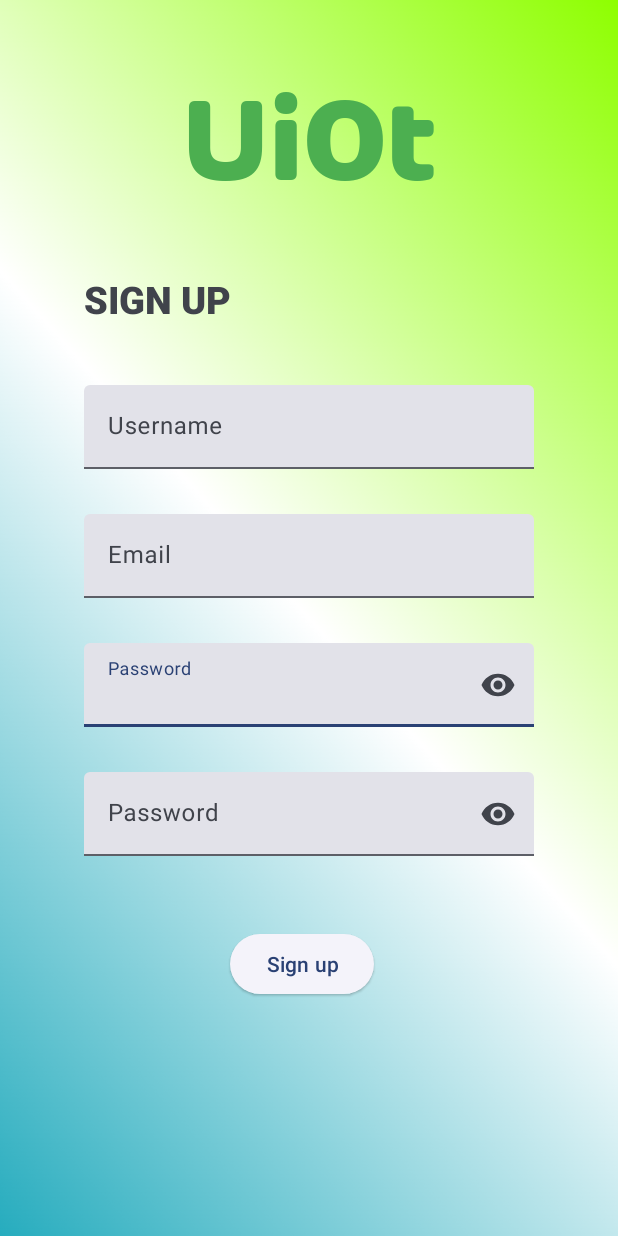
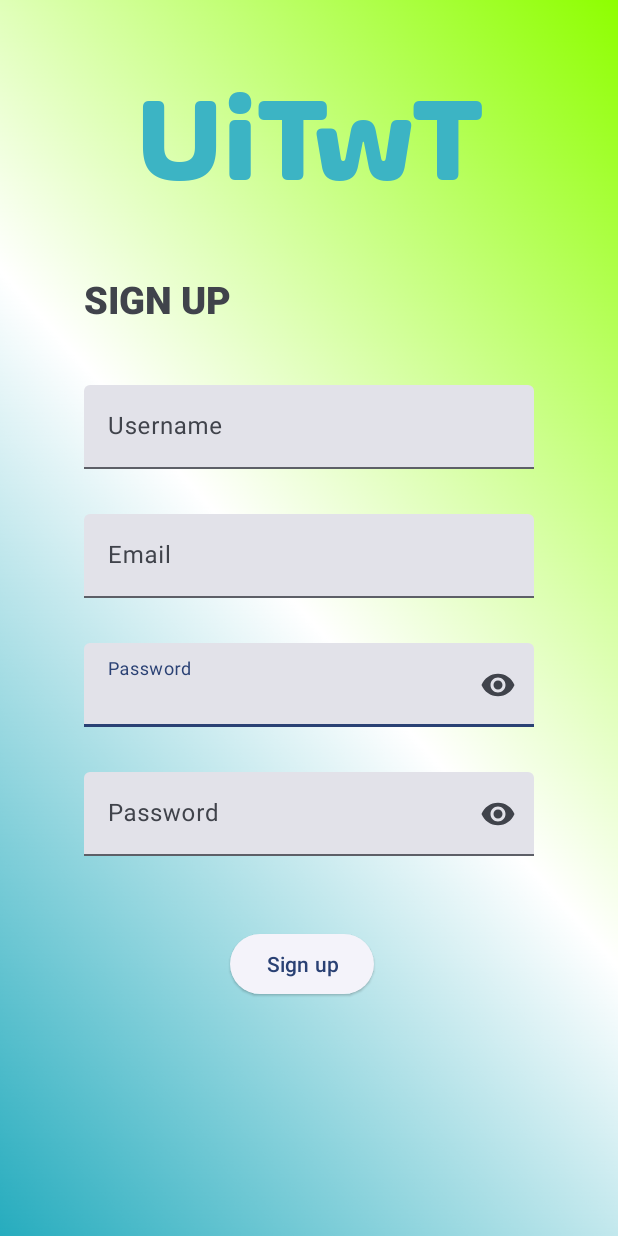
Before and after one commit to Sunsilkk/UngDung2, an Android app: the RegisActivity screen opened directly, with no data from a screen before it, on a phone screen of 412 x 824 dp. Run offline under Robolectric (Android 15) with nearby library versions, the phone set to English and light mode, and no system bars.

Commit message:
Đổi màu text

```diff
--- a/Wheather/app/src/main/res/layout/activity_regis.xml
+++ b/Wheather/app/src/main/res/layout/activity_regis.xml
@@ -30,8 +30,8 @@
         android:layout_height="wrap_content"
         android:layout_marginTop="28dp"
         android:fontFamily="@font/alon_bold"
-        android:text="UiOt"
-        android:textColor="@color/green_500"
+        android:text="UiTwT"
+        android:textColor="#3CB4C4"
         android:textSize="80sp"
         app:layout_constraintBottom_toTopOf="@+id/Username"
         app:layout_constraintEnd_toEndOf="parent"
--- a/Wheather/app/src/main/res/layout/forgotpass.xml
+++ b/Wheather/app/src/main/res/layout/forgotpass.xml
@@ -64,7 +64,7 @@
         android:layout_width="wrap_content"
         android:layout_height="wrap_content"
         android:fontFamily="@font/alon_bold"
-        android:text="UiOt"
+        android:text="UiTwT"
         android:textSize="80sp"
         app:layout_constraintEnd_toEndOf="parent"
         app:layout_constraintStart_toStartOf="parent"
@@ -72,7 +72,7 @@
         app:layout_constraintBottom_toTopOf="@id/ForgotPass"
         app:layout_constraintHorizontal_bias="0.5"
         app:layout_constraintVertical_bias="0.4"
-        android:textColor="@color/green_500"
+        android:textColor="#121B46"
         />
 
 
--- a/Wheather/app/src/main/res/layout/fragment_home.xml
+++ b/Wheather/app/src/main/res/layout/fragment_home.xml
@@ -178,7 +178,7 @@
         android:layout_height="52dp"
         android:fontFamily="@font/alon_bold"
         android:text="UiTwT"
-        android:textColor="#121B46"
+        android:textColor="#3CB4C4"
         android:textSize="40sp"
         app:layout_constraintEnd_toEndOf="parent"
         app:layout_constraintHorizontal_bias="0.05"
--- a/Wheather/build.gradle.kts
+++ b/Wheather/build.gradle.kts
@@ -1,4 +1,4 @@
 // Top-level build file where you can add configuration options common to all sub-projects/modules.
 plugins {
-    id("com.android.application") version "8.1.2" apply false
+    id("com.android.application") version "8.2.0" apply false
 }
```
